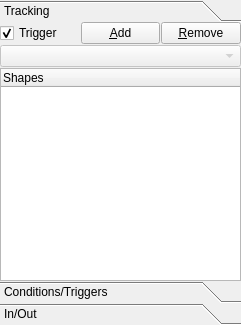
Before: the Qt Designer form ui/tab_regionsUi.ui in wonkoderverstaendige/Spotter, drawn with Qt 5.
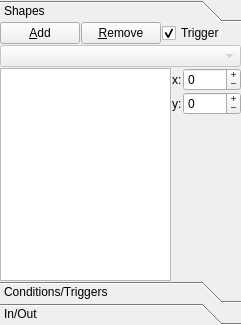
After: the same form once the commit is applied.

What changed in the file:
```diff
--- a/ui/tab_regionsUi.ui
+++ b/ui/tab_regionsUi.ui
@@ -52,7 +52,7 @@
          </rect>
         </property>
         <attribute name="label">
-         <string>Tracking</string>
+         <string>Shapes</string>
         </attribute>
         <layout class="QGridLayout" name="gridLayout_6">
          <property name="margin">
@@ -69,34 +69,88 @@
            <property name="spacing">
             <number>1</number>
            </property>
-           <item row="1" column="0" colspan="3">
-            <widget class="QComboBox" name="combo_Object">
-             <property name="enabled">
-              <bool>false</bool>
-             </property>
-             <property name="editable">
-              <bool>false</bool>
+           <item row="10" column="1" colspan="2">
+            <layout class="QGridLayout" name="gridLayout_3">
+             <item row="0" column="1">
+              <widget class="QSpinBox" name="spin_shape_x">
+               <property name="buttonSymbols">
+                <enum>QAbstractSpinBox::PlusMinus</enum>
+               </property>
+               <property name="accelerated">
+                <bool>true</bool>
+               </property>
+               <property name="minimum">
+                <number>-2048</number>
+               </property>
+               <property name="maximum">
+                <number>2048</number>
+               </property>
+              </widget>
+             </item>
+             <item row="1" column="0">
+              <widget class="QLabel" name="lbl_y">
+               <property name="text">
+                <string>y:</string>
              </property>
             </widget>
            </item>
            <item row="0" column="0">
-            <widget class="QCheckBox" name="ckb_trigger">
+              <widget class="QLabel" name="lbl_x">
              <property name="text">
-              <string>Trigger</string>
-             </property>
-             <property name="checked">
+                <string>x:</string>
+               </property>
+              </widget>
+             </item>
+             <item row="1" column="1">
+              <widget class="QSpinBox" name="spin_shape_y">
+               <property name="buttonSymbols">
+                <enum>QAbstractSpinBox::PlusMinus</enum>
+               </property>
+               <property name="accelerated">
               <bool>true</bool>
              </property>
-            </widget>
-           </item>
-           <item row="2" column="0" colspan="3">
+               <property name="minimum">
+                <number>-2048</number>
+               </property>
+               <property name="maximum">
+                <number>2048</number>
+               </property>
+              </widget>
+             </item>
+             <item row="2" column="1">
+              <spacer name="verticalSpacer">
+               <property name="orientation">
+                <enum>Qt::Vertical</enum>
+               </property>
+               <property name="sizeHint" stdset="0">
+                <size>
+                 <width>20</width>
+                 <height>40</height>
+                </size>
+               </property>
+              </spacer>
+             </item>
+            </layout>
+           </item>
+           <item row="10" column="0">
+            <layout class="QVBoxLayout" name="verticalLayout_2">
+             <item>
             <widget class="QTreeWidget" name="tree_region_shapes">
+               <property name="sizePolicy">
+                <sizepolicy hsizetype="Maximum" vsizetype="Expanding">
+                 <horstretch>0</horstretch>
+                 <verstretch>0</verstretch>
+                </sizepolicy>
+               </property>
              <property name="alternatingRowColors">
               <bool>true</bool>
              </property>
              <property name="indentation">
               <number>0</number>
              </property>
+               <property name="headerHidden">
+                <bool>true</bool>
+               </property>
              <column>
               <property name="text">
                <string>Shapes</string>
@@ -104,7 +158,21 @@
              </column>
             </widget>
            </item>
-           <item row="0" column="1">
+            </layout>
+           </item>
+           <item row="7" column="0" colspan="3">
+            <widget class="QComboBox" name="combo_Object">
+             <property name="enabled">
+              <bool>false</bool>
+             </property>
+             <property name="editable">
+              <bool>false</bool>
+             </property>
+            </widget>
+           </item>
+           <item row="3" column="0" colspan="3">
+            <layout class="QHBoxLayout" name="horizontalLayout">
+             <item>
             <widget class="QPushButton" name="btn_add_shape">
              <property name="minimumSize">
               <size>
@@ -120,7 +188,7 @@
              </property>
             </widget>
            </item>
-           <item row="0" column="2">
+             <item>
             <widget class="QPushButton" name="btn_remove_shape">
              <property name="minimumSize">
               <size>
@@ -132,6 +200,18 @@
               <string>&amp;Remove</string>
              </property>
             </widget>
+             </item>
+             <item>
+              <widget class="QCheckBox" name="ckb_trigger">
+               <property name="text">
+                <string>Trigger</string>
+               </property>
+               <property name="checked">
+                <bool>true</bool>
+               </property>
+              </widget>
+             </item>
+            </layout>
            </item>
           </layout>
          </item>
```
Left out of the diff: 3 changed lines with no effect on the pictures. Lines whose indentation alone changed are shown as unchanged.
